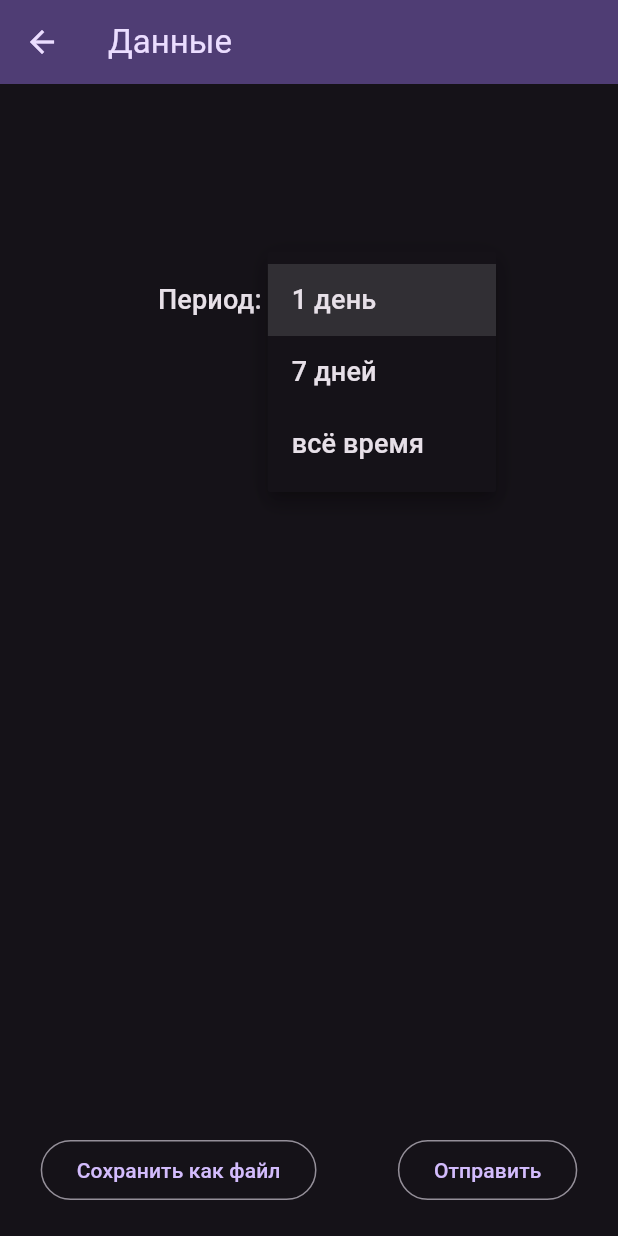
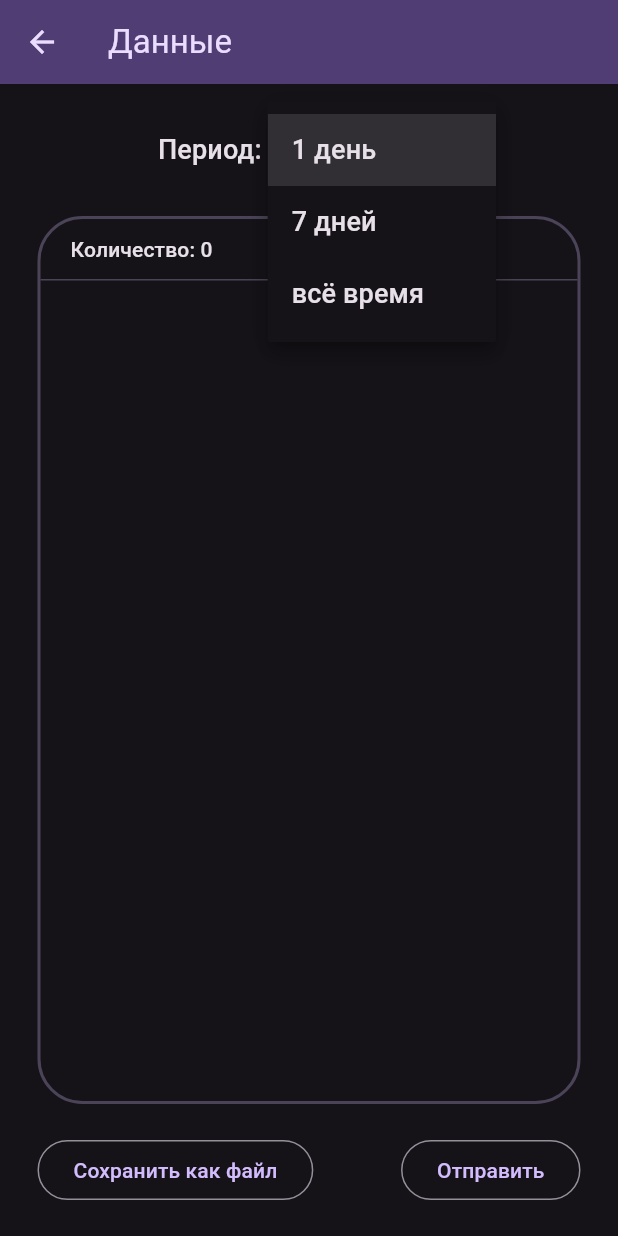
Before and after one commit to SophieSilver/flower_count, a Flutter app: the DataPage screen opened by its route, after a tap on "1 день", on a phone screen of 412 x 824 dp. Run offline on Flutter 3.47's test engine with Material 3 defaults, Android fonts, the light colour scheme and no system bars; our stand-ins replace sqflite; accounts and stored records are empty.

Commit message:
WIP: data list

```diff
--- a/lib/widgets/data_page.dart
+++ b/lib/widgets/data_page.dart
@@ -1,5 +1,6 @@
 import 'package:flower_count/services/storage_service.dart';
-import 'package:flower_count/widgets/data_page/save_period_picker.dart';
+import 'package:flower_count/widgets/data_page/data_list.dart';
+import 'package:flower_count/widgets/data_page/data_period_picker.dart';
 import 'package:flutter/material.dart';
 
 class DataPage extends StatefulWidget {
@@ -22,17 +23,22 @@ class _DataPageState extends State<DataPage> {
   Widget build(BuildContext context) {
     return Container(
       alignment: Alignment.center,
-      padding: EdgeInsets.only(top: 120.0, bottom: 20.0),
+      padding: EdgeInsets.symmetric(vertical: 20.0, horizontal: 25.0),
       child: Column(
         mainAxisAlignment: MainAxisAlignment.spaceBetween,
-        crossAxisAlignment: CrossAxisAlignment.center,
+        crossAxisAlignment: CrossAxisAlignment.stretch,
         children: [
-          PeriodPicker(
-            value: this._savePeriod,
-            onChanged: this._changeSavePeriod,
+          Center(
+            child: PeriodPicker(
+              value: this._savePeriod,
+              onChanged: this._changeSavePeriod,
+            ),
+          ),
+          Expanded(
+            child: DataList(period: this._savePeriod.period()),
           ),
           Row(
-            mainAxisAlignment: MainAxisAlignment.spaceAround,
+            mainAxisAlignment: MainAxisAlignment.spaceBetween,
             children: [
               OutlinedButton(
                 onPressed: () {},
--- /dev/null
+++ b/lib/widgets/data_page/data_list.dart
@@ -0,0 +1,81 @@
+import 'package:flower_count/services/storage_service.dart';
+import 'package:flower_count/widgets/data_page/event_list_view.dart';
+import 'package:flutter/material.dart';
+
+class DataList extends StatefulWidget {
+  final Duration? period;
+
+  const DataList({super.key, this.period});
+
+  @override
+  State<DataList> createState() => _DataListState();
+}
+
+class _DataListState extends State<DataList> {
+  List<EventEntry>? _eventList;
+
+  void _setEventList(List<EventEntry>? value) {
+    setState(() {
+      this._eventList = value;
+    });
+  }
+
+  void _fetchEventList() async {
+    this._setEventList(null);
+    final newList = (await Future.delayed(Duration(seconds: 2),
+            () => StorageService.retrieveEvents(period: this.widget.period)))
+        .toList();
+    this._setEventList(newList);
+  }
+
+  @override
+  void initState() {
+    super.initState();
+    this._fetchEventList();
+  }
+
+  @override
+  void didUpdateWidget(covariant DataList oldWidget) {
+    super.didUpdateWidget(oldWidget);
+    this._fetchEventList();
+  }
+
+  @override
+  Widget build(BuildContext context) {
+    final colorScheme = Theme.of(context).colorScheme;
+    final textTheme = Theme.of(context).textTheme;
+    return Container(
+      margin: EdgeInsets.symmetric(vertical: 20.0),
+      decoration: BoxDecoration(
+        border: Border.all(color: colorScheme.secondaryContainer, width: 2.0),
+        borderRadius: BorderRadius.circular(30.0),
+      ),
+      child: Column(
+        crossAxisAlignment: CrossAxisAlignment.stretch,
+        children: [
+          Container(
+            padding: EdgeInsets.symmetric(vertical: 10.0, horizontal: 20.0),
+            decoration: BoxDecoration(
+              border: Border(
+                bottom: BorderSide(color: colorScheme.secondaryContainer),
+              ),
+            ),
+            child: Text(
+              "Количество: ${this._eventList?.length.toString() ?? ""}",
+              style: textTheme.labelLarge,
+              textAlign: TextAlign.start,
+            ),
+          ),
+          this._eventList == null
+              ? Expanded(
+                  child: Container(
+                    alignment: Alignment.center,
+                    child: CircularProgressIndicator(),
+                  ),
+                )
+              : EventListView(events: this._eventList!),
+        ],
+      ),
+    );
+  }
+}
--- a/lib/widgets/data_page/save_period_picker.dart
+++ b/lib/widgets/data_page/data_period_picker.dart
@@ -43,6 +43,8 @@ class PeriodPicker extends StatelessWidget {
               onChanged(newVaalue);
             }
           },
+          // padding: EdgeInsets.all(0.0),
+
           value: this.value,
           style: textStyle,
           items: [
--- /dev/null
+++ b/lib/widgets/data_page/event_list_view.dart
@@ -0,0 +1,13 @@
+import 'package:flower_count/services/storage_service.dart';
+import 'package:flutter/material.dart';
+
+class EventListView extends StatelessWidget {
+  final List<EventEntry> events;
+
+  const EventListView({super.key, required this.events});
+
+  @override
+  Widget build(BuildContext context) {
+    return SizedBox();
+  }
+}
--- a/lib/widgets/home.dart
+++ b/lib/widgets/home.dart
@@ -20,7 +20,7 @@ class _HomeState extends State<Home> {
         })),
         Padding(
           padding: EdgeInsets.only(bottom: 20.0),
-          child: SaveButton(onPress: () {
+          child: DataButton(onPress: () {
             Navigator.of(context).pushNamed("/data");
           }),
         ),
--- a/lib/widgets/home/save_button.dart
+++ b/lib/widgets/home/save_button.dart
@@ -1,8 +1,8 @@
 import 'package:flutter/material.dart';
 
-class SaveButton extends StatelessWidget {
+class DataButton extends StatelessWidget {
   final void Function()? onPress;
-  const SaveButton({super.key, required this.onPress});
+  const DataButton({super.key, required this.onPress});
 
   @override
   Widget build(BuildContext context) {
@@ -11,9 +11,9 @@ class SaveButton extends StatelessWidget {
       child: Row(
         mainAxisSize: MainAxisSize.min,
         children: [
-          Icon(Icons.save),
+          Icon(Icons.date_range),
           SizedBox(width: 15.0),
-          Text("Сохранить"),
+          Text("Данные"),
         ],
       ),
     );
```
